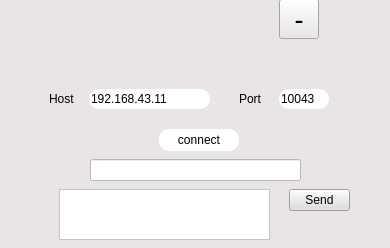
pechpo/What-s-up, file client/ui/loginwindow.ui: the form before one commit.
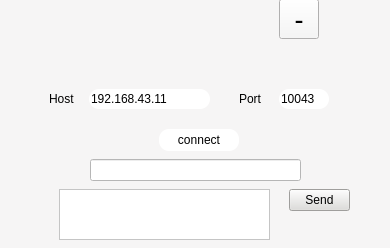
The form after the commit. Icons and pictures are not drawn.

```diff
--- a/client/ui/loginwindow.ui
+++ b/client/ui/loginwindow.ui
@@ -29,7 +29,7 @@
     </rect>
    </property>
    <property name="styleSheet">
-    <string notr="true">background-color: rgb(233, 228, 230);
+    <string notr="true">background-color: rgb(246, 245, 245);
 background-image: url(:/images/image/Logo3.png);</string>
    </property>
    <widget class="QLabel" name="hostLabel">
```
